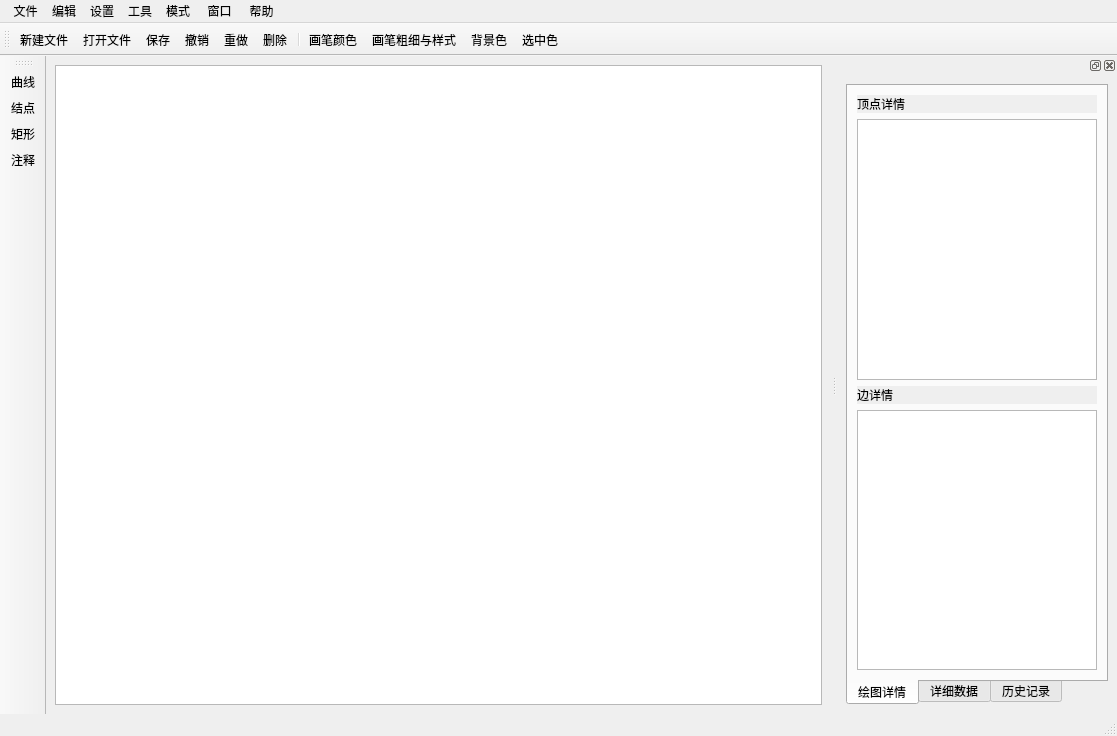
Qt form src/QtApp/MainWindow.ui (BBlance/Discrete_math.graph_theory) before a commit.
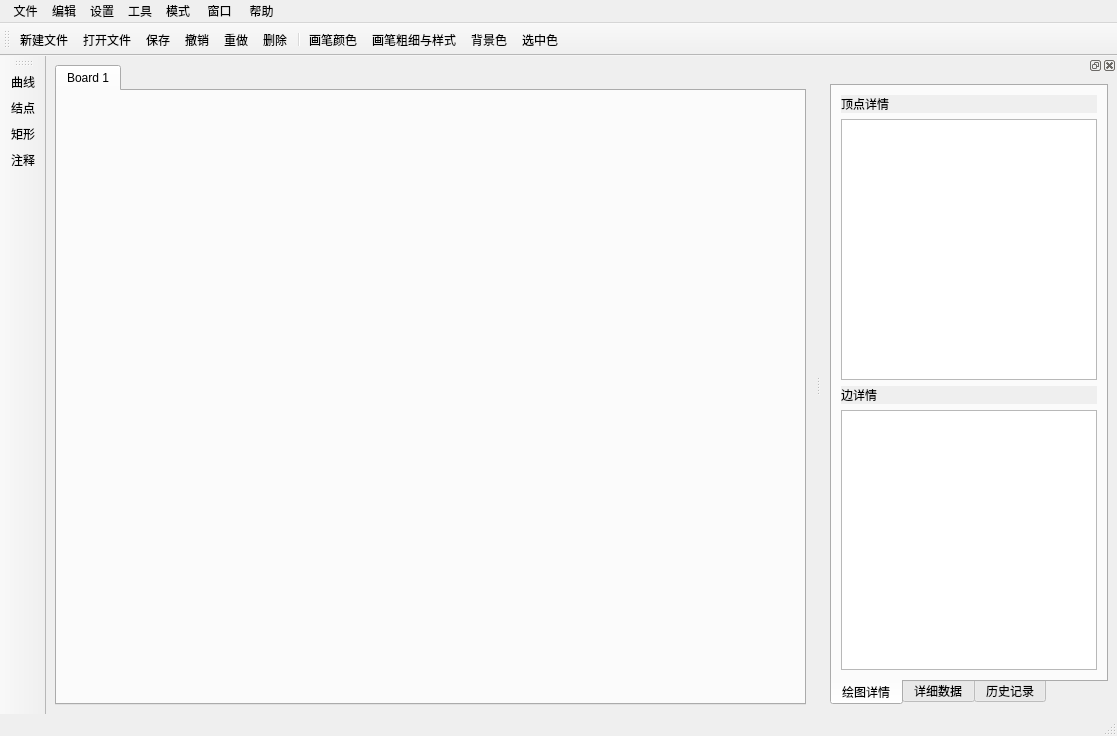
The same form after that commit. The open tabs and pages were chosen to show the change. Icons and pictures are not drawn.

Patch:
```diff
--- a/src/QtApp/MainWindow.ui
+++ b/src/QtApp/MainWindow.ui
@@ -14,12 +14,14 @@
    <string>MainWindow</string>
   </property>
   <widget class="QWidget" name="centralwidget">
-   <layout class="QVBoxLayout" name="verticalLayout_4">
+   <layout class="QHBoxLayout" name="horizontalLayout">
     <item>
-     <widget class="QGraphicsView" name="graphicsView">
-      <property name="renderHints">
-       <set>QPainter::Antialiasing|QPainter::TextAntialiasing</set>
-      </property>
+     <widget class="QTabWidget" name="tabWidget">
+      <widget class="QWidget" name="Page">
+       <attribute name="title">
+        <string>Board 1</string>
+       </attribute>
+      </widget>
      </widget>
     </item>
    </layout>
@@ -272,15 +274,21 @@
    <addaction name="actionAdd_Annotation"/>
   </widget>
   <widget class="QDockWidget" name="dockWidget">
+   <property name="sizePolicy">
+    <sizepolicy hsizetype="Fixed" vsizetype="Preferred">
+     <horstretch>0</horstretch>
+     <verstretch>0</verstretch>
+    </sizepolicy>
+   </property>
    <property name="minimumSize">
     <size>
      <width>270</width>
-     <height>331</height>
+     <height>427</height>
     </size>
    </property>
    <property name="maximumSize">
     <size>
-     <width>280</width>
+     <width>524287</width>
      <height>524287</height>
     </size>
    </property>
@@ -328,20 +336,7 @@
           </widget>
          </item>
          <item>
-          <widget class="QListView" name="nodeDetails">
-           <property name="minimumSize">
-            <size>
-             <width>0</width>
-             <height>0</height>
-            </size>
-           </property>
-           <property name="maximumSize">
-            <size>
-             <width>16777215</width>
-             <height>16777215</height>
-            </size>
-           </property>
-          </widget>
+          <widget class="QTableView" name="nodeDetails"/>
          </item>
          <item>
           <widget class="QLabel" name="label_2">
@@ -354,7 +349,7 @@
           </widget>
          </item>
          <item>
-          <widget class="QListView" name="edgeDetails"/>
+          <widget class="QTableView" name="edgeDetails"/>
          </item>
         </layout>
        </widget>
```
Left out of the diff: 31 changed lines with no effect on the pictures.
